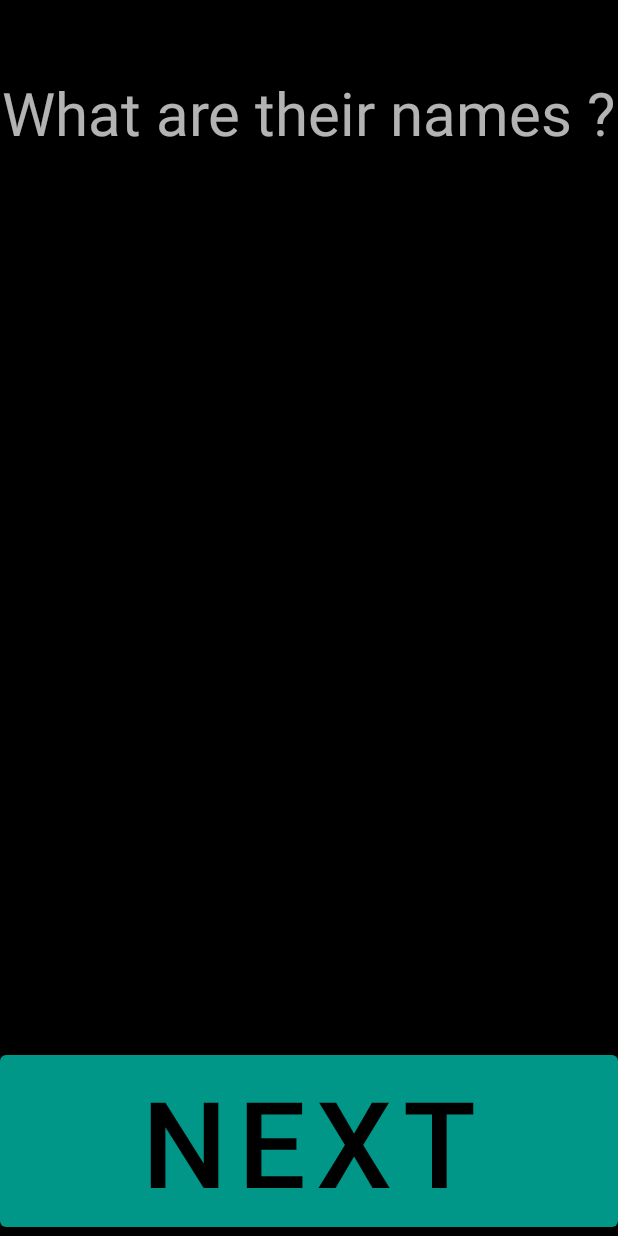
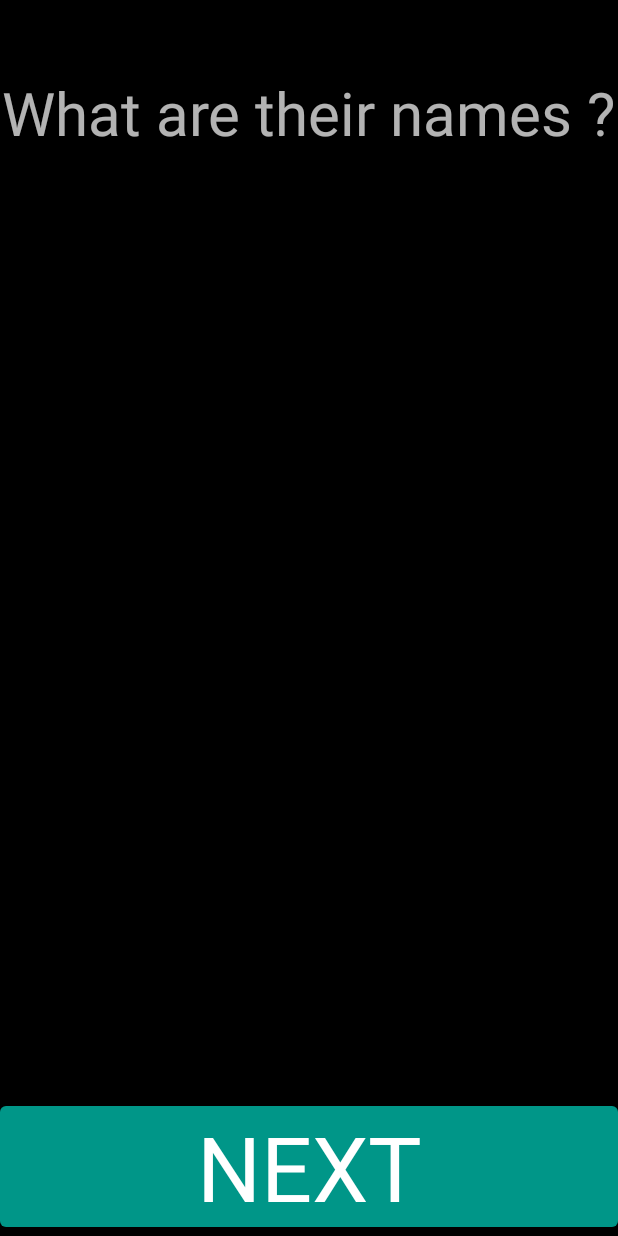
Before and after one commit to theapache64/paper-cop, an Android app: the layout activity_input_players.xml on its own in the app's theme, with its tools: preview values and no code run, on a phone screen of 412 x 824 dp. Run offline under Robolectric (Android 15) with nearby library versions, the phone set to English and light mode, and no system bars.

Commit message:
🌟 add sound to primary button

```diff
--- /dev/null
+++ b/app/src/main/java/com/theapache64/papercop/widget/PrimaryButton.kt
@@ -0,0 +1,33 @@
+package com.theapache64.papercop.widget
+
+import android.content.Context
+import android.media.MediaPlayer
+import android.util.AttributeSet
+import android.view.Gravity
+import com.google.android.material.button.MaterialButton
+import com.theapache64.papercop.R
+
+/**
+ * Created by theapache64 : Dec 11 Fri,2020 @ 17:57
+ */
+class PrimaryButton @JvmOverloads constructor(
+    context: Context, attrs: AttributeSet? = null, defStyleAttr: Int = 0
+) : MaterialButton(context, attrs, defStyleAttr) {
+
+    private val clickSound by lazy {
+        MediaPlayer.create(context, R.raw.click_2)
+    }
+
+    init {
+        gravity = Gravity.CENTER
+        textSize = context.resources.getDimension(R.dimen.primary_button_text_size)
+    }
+
+    override fun setOnClickListener(l: OnClickListener?) {
+        super.setOnClickListener {
+            clickSound.start()
+            l?.onClick(this)
+        }
+    }
+
+}
--- a/app/src/main/res/layout/activity_count.xml
+++ b/app/src/main/res/layout/activity_count.xml
@@ -72,7 +72,7 @@
             tools:ignore="HardcodedText" />
 
         <!--Next-->
-        <Button
+        <com.theapache64.papercop.widget.PrimaryButton
             android:id="@+id/b_next"
             android:layout_width="0dp"
             android:layout_height="wrap_content"
--- a/app/src/main/res/layout/activity_input_players.xml
+++ b/app/src/main/res/layout/activity_input_players.xml
@@ -45,13 +45,12 @@
                 android:orientation="vertical" />
         </ScrollView>
 
-        <Button
+        <com.theapache64.papercop.widget.PrimaryButton
             android:id="@+id/b_next"
             android:layout_width="0dp"
             android:layout_height="wrap_content"
             android:onClick="@{()->viewModel.onNextClicked()}"
             android:text="@string/action_next"
-            android:textSize="80sp"
             app:layout_constraintBottom_toBottomOf="parent"
             app:layout_constraintEnd_toEndOf="parent"
             app:layout_constraintStart_toStartOf="parent" />
--- a/app/src/main/res/layout/activity_players.xml
+++ b/app/src/main/res/layout/activity_players.xml
@@ -40,13 +40,12 @@
             app:layout_constraintStart_toStartOf="parent"
             app:layout_constraintTop_toBottomOf="@id/tv_current_score" />
 
-        <Button
+        <com.theapache64.papercop.widget.PrimaryButton
             android:id="@+id/b_next"
             android:layout_width="0dp"
             android:layout_height="wrap_content"
             android:onClick="@{()->viewModel.onGoClicked()}"
             android:text="@string/action_go"
-            android:textSize="80sp"
             app:layout_constraintBottom_toBottomOf="parent"
             app:layout_constraintEnd_toEndOf="parent"
             app:layout_constraintStart_toStartOf="parent" />
--- a/app/src/main/res/values/dimens.xml
+++ b/app/src/main/res/values/dimens.xml
@@ -2,4 +2,5 @@
 <resources>
     <dimen name="title_text_size">40sp</dimen>
     <dimen name="any_page_title_margin_top">48dp</dimen>
+    <dimen name="primary_button_text_size">40sp</dimen>
 </resources>
```
Also changed, not shown: 1 other file.
